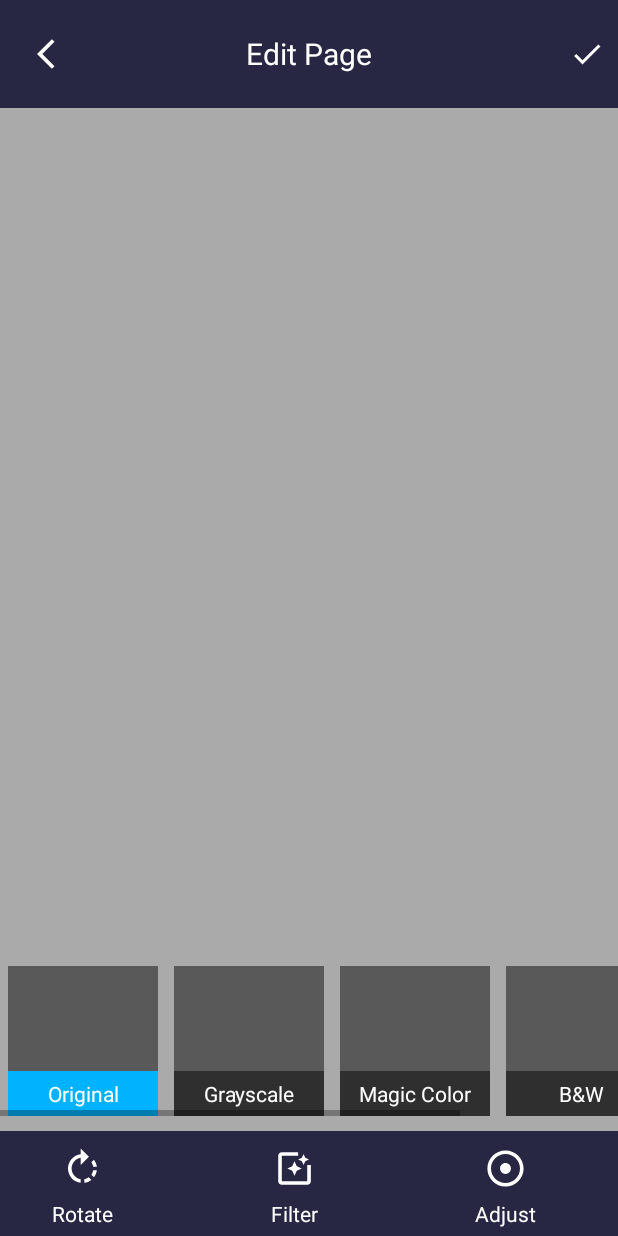
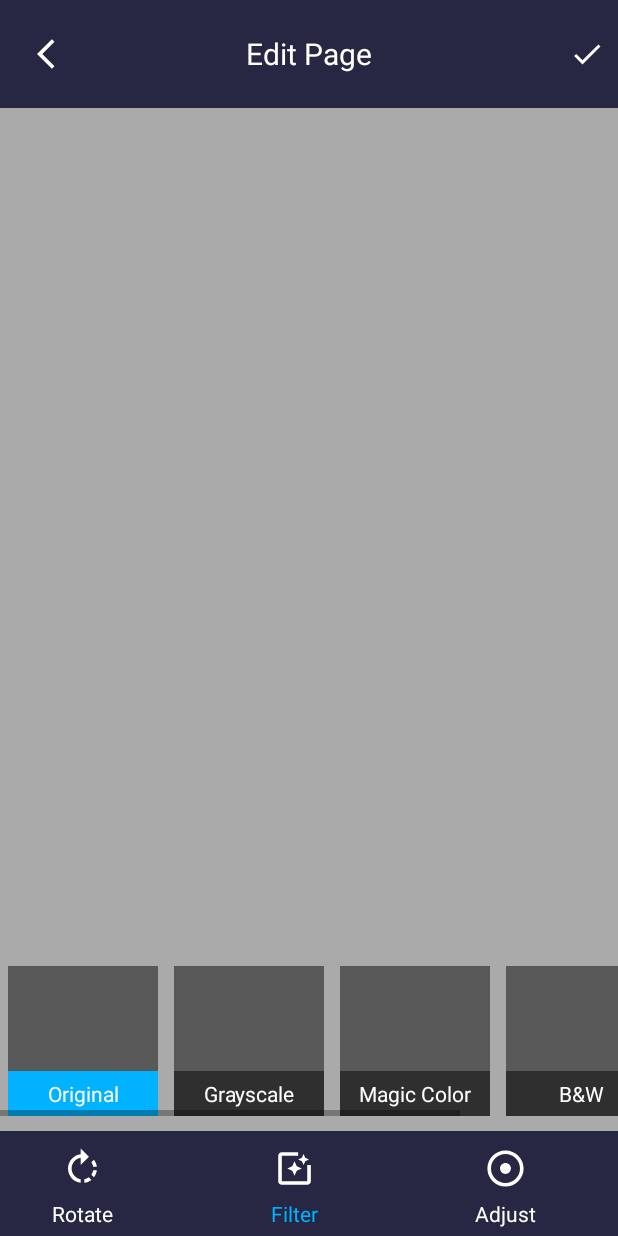
Before and after one commit to duyctinn2000/PDF-Scanner, an Android app: the fragment EditFragment placed in its activity, on a phone screen of 412 x 824 dp. Run offline under Robolectric (Android 15) with nearby library versions, the phone set to English and light mode, and no system bars; libraries missing offline, so code that uses them is left out: org.opencv.android, org.opencv.core, org.opencv.imgproc, org.opencv.utils; network calls fail; 27 statements that could not run were skipped.

Commit message:
add adjust filter

```diff
--- a/app/src/main/java/com/example/pdfscanner/CropFragment.java
+++ b/app/src/main/java/com/example/pdfscanner/CropFragment.java
@@ -9,6 +9,7 @@ import android.graphics.Color;
 import android.graphics.Matrix;
 import android.graphics.drawable.ColorDrawable;
 import android.os.Bundle;
+import android.util.Log;
 import android.view.Gravity;
 import android.view.LayoutInflater;
 import android.view.View;
@@ -281,6 +282,12 @@ public class CropFragment extends Fragment {
 
         int resultWidth = (int) (Math.max(getPointsDistance(topLeft, topRight) , getPointsDistance(bottomLeft, bottomRight)));
         int resultHeight = (int) (Math.max(getPointsDistance(topLeft, bottomLeft) , getPointsDistance(topRight, bottomRight)));
+        if (resultWidth>1024) {
+            float resultScale = (float) resultWidth/1024;
+            resultWidth = 1024;
+            resultHeight = (int) (resultHeight/resultScale);
+        }
+        Log.i("131231",resultWidth+ " "+ resultHeight);
         Mat outputMat = new Mat(resultWidth, resultHeight, CvType.CV_8UC1);
 
         Point ocvPOut1 = new Point(0, 0);
--- a/app/src/main/java/com/example/pdfscanner/EditFragment.java
+++ b/app/src/main/java/com/example/pdfscanner/EditFragment.java
@@ -12,11 +12,14 @@ import android.view.LayoutInflater;
 import android.view.View;
 import android.view.ViewGroup;
 import android.widget.Button;
+import android.widget.HorizontalScrollView;
 import android.widget.ImageView;
+import android.widget.SeekBar;
 import android.widget.TextView;
 
 import androidx.annotation.NonNull;
 import androidx.annotation.Nullable;
+import androidx.constraintlayout.widget.ConstraintLayout;
 import androidx.fragment.app.Fragment;
 
 import java.util.Objects;
@@ -24,12 +27,17 @@ import java.util.Objects;
 public class EditFragment extends Fragment {
     private Button rotateButton, filterButton, backButton, checkButton, adjustButton, saveButton, cancelButton;
     private ImageView editImage, originalImage , grayImage, bwImage, smoothImage, magicImage;;
-    private Bitmap originalBitmap, cropBitmap;
+    private Bitmap originalBitmap,cropBitmap, grayBitmap, bwBitmap, smoothBitmap, magicBitmap;
     private Bitmap editBitmap;
-    private TextView originalText, grayText, magicText, bwText, smoothText, filterText, adjustText;
+    private Bitmap adjustBitmap;
+    private TextView originalText, grayText, magicText, bwText, smoothText, filterText, adjustText, brightText, contrastText;
+    private HorizontalScrollView filterView;
+    private ConstraintLayout adjustView;
+    private SeekBar contrastBar, brightBar;
     private Dialog checkDialog;
     private FormSingleton formSingleton;
     private Filter filter;
+    private int contrastValue, brightValue;
 
     public static EditFragment newInstance() {
         EditFragment fragment = new EditFragment();
@@ -55,12 +63,20 @@ public class EditFragment extends Fragment {
         checkButton = v.findViewById(R.id.edit_check);
         adjustButton = v.findViewById(R.id.adjustButton);
         filterButton = v.findViewById(R.id.filterButton);
+        adjustText = v.findViewById(R.id.adjustTextView);
+        filterText = v.findViewById(R.id.filterTextView);
         originalImage = v.findViewById(R.id.originalImageView);
         grayImage = v.findViewById(R.id.grayImageView);
         bwImage = v.findViewById(R.id.bwImageView);
         smoothImage = v.findViewById(R.id.smoothImageView);
         magicImage = v.findViewById(R.id.magicImageView);
         editImage = v.findViewById(R.id.image_edit);
+        contrastBar = v.findViewById(R.id.contrastSeekBar);
+        brightBar = v.findViewById(R.id.brightnessSeekBar);
+        adjustView = v.findViewById(R.id.adjustView);
+        filterView = v.findViewById(R.id.filterView);
+        brightText = v.findViewById(R.id.brightnessText);
+        contrastText = v.findViewById(R.id.contrastText);
         checkDialog = new Dialog(getActivity());
         checkDialog.setContentView(R.layout.dialog_save);
         checkDialog.getWindow().setBackgroundDrawable(new ColorDrawable(Color.TRANSPARENT));
@@ -76,51 +92,63 @@ public class EditFragment extends Fragment {
         magicText = v.findViewById(R.id.magicTextView);
 
         originalImage.setImageBitmap(originalBitmap);
-        grayImage.setImageBitmap(applyFilter("Gray"));
-        bwImage.setImageBitmap(applyFilter("BW"));
-        smoothImage.setImageBitmap(applyFilter("Smooth"));
-        magicImage.setImageBitmap(applyFilter("Magic"));
+        grayBitmap = filter.getGrayBitmap();
+        grayImage.setImageBitmap(grayBitmap);
+        bwBitmap = filter.getBWBitmap();
+        bwImage.setImageBitmap(bwBitmap);
+        smoothBitmap = filter.getSmoothBitmap();
+        smoothImage.setImageBitmap(smoothBitmap);
+        magicBitmap = filter.getMagicColorBitmap();
+        magicImage.setImageBitmap(magicBitmap);
 
         editBitmap = originalBitmap.copy(originalBitmap.getConfig(), true);
         setSelectedFilter(originalText);
         editImage.setImageBitmap(editBitmap);
 
+        brightValue = 50;
+        contrastValue = 50;
+
         originalImage.setOnClickListener(new View.OnClickListener() {
             @Override
             public void onClick(View v) {
+                editBitmap = originalBitmap.copy(originalBitmap.getConfig(), true);
                 setSelectedFilter(originalText);
-                editImage.setImageBitmap(applyFilter("No"));
+                editImage.setImageBitmap(editBitmap);
             }
         });
 
         grayImage.setOnClickListener(new View.OnClickListener() {
             @Override
             public void onClick(View v) {
+                editBitmap = grayBitmap.copy(grayBitmap.getConfig(), true);
                 setSelectedFilter(grayText);
-                editImage.setImageBitmap(applyFilter("Gray"));
+                editImage.setImageBitmap(editBitmap);
             }
         });
 
         magicImage.setOnClickListener(new View.OnClickListener() {
             @Override
             public void onClick(View v) {
+                editBitmap = magicBitmap.copy(magicBitmap.getConfig(), true);
                 setSelectedFilter(magicText);
-                editImage.setImageBitmap(applyFilter("Magic"));
+                editImage.setImageBitmap(editBitmap);
             }
         });
 
         bwImage.setOnClickListener(new View.OnClickListener() {
             @Override
             public void onClick(View v) {
+                editBitmap = bwBitmap.copy(bwBitmap.getConfig(), true);
                 setSelectedFilter(bwText);
-                editImage.setImageBitmap(applyFilter("BW"));
+                editImage.setImageBitmap(editBitmap);
             }
         });
         smoothImage.setOnClickListener(new View.OnClickListener() {
             @Override
             public void onClick(View v) {
+                editBitmap = smoothBitmap.copy(smoothBitmap.getConfig(), true);
                 setSelectedFilter(smoothText);
-                editImage.setImageBitmap(applyFilter("Smooth"));
+                editImage.setImageBitmap(editBitmap);
             }
         });
 
@@ -161,7 +189,80 @@ public class EditFragment extends Fragment {
             }
         });
 
+
+        adjustButton.setOnClickListener(new View.OnClickListener() {
+            @Override
+            public void onClick(View v) {
+                adjustBitmap = editBitmap.copy(editBitmap.getConfig(), true);
+                contrastBar.setProgress(50);
+                brightBar.setProgress(50);
+                brightValue = 50;
+                contrastValue = 50;
+                contrastText.setText(String.valueOf(50));
+                brightText.setText(String.valueOf(50));
+                adjustText.setTextColor(getResources().getColor(R.color.primary));
+                filterText.setTextColor(getResources().getColor(R.color.white));
+                filterView.setVisibility(View.GONE);
+                adjustView.setVisibility(View.VISIBLE);
+            }
+        });
+
+        filterButton.setOnClickListener(new View.OnClickListener() {
+            @Override
+            public void onClick(View v) {
+                if (adjustBitmap!=null) {
+                    adjustBitmap.recycle();
+                    adjustBitmap = null;
+                }
+                filterText.setTextColor(getResources().getColor(R.color.primary));
+                adjustText.setTextColor(getResources().getColor(R.color.white));
+                adjustView.setVisibility(View.GONE);
+                filterView.setVisibility(View.VISIBLE);
+            }
+        });
+
+        contrastBar.setOnSeekBarChangeListener(new SeekBar.OnSeekBarChangeListener() {
+
+            @Override
+            public void onProgressChanged(SeekBar seekBar, int progress, boolean fromUser) {
+                contrastText.setText(String.valueOf(progress));
+                contrastValue = progress;
+                editBitmap = filter.getAdjustBitmap(adjustBitmap,contrastValue,brightValue);
+                editImage.setImageBitmap(editBitmap);
+            }
+
+            @Override
+            public void onStartTrackingTouch(SeekBar seekBar) {
+
+            }
+
+            @Override
+            public void onStopTrackingTouch(SeekBar seekBar) {
+
+            }
+        });
+
+        brightBar.setOnSeekBarChangeListener(new SeekBar.OnSeekBarChangeListener() {
+
+            @Override
+            public void onProgressChanged(SeekBar seekBar, int progress, boolean fromUser) {
+                brightText.setText(String.valueOf(progress));
+                brightValue = progress;
+                editBitmap = filter.getAdjustBitmap(adjustBitmap,contrastValue,brightValue);
+                editImage.setImageBitmap(editBitmap);
+            }
+
+            @Override
+            public void onStartTrackingTouch(SeekBar seekBar) {
+
+            }
+
+            @Override
+            public void onStopTrackingTouch(SeekBar seekBar) {
+            }
+        });
         return v;
+
     }
 
     @Override
@@ -170,6 +271,31 @@ public class EditFragment extends Fragment {
         if (editBitmap != null) {
             editBitmap.recycle();
             editBitmap = null;
+        }
+
+        if (grayBitmap != null) {
+            grayBitmap.recycle();
+            grayBitmap = null;
+        }
+
+        if (bwBitmap != null) {
+            bwBitmap.recycle();
+            bwBitmap = null;
+        }
+
+        if (magicBitmap != null) {
+            magicBitmap.recycle();
+            magicBitmap = null;
+        }
+
+        if (smoothBitmap != null) {
+            smoothBitmap.recycle();
+            smoothBitmap = null;
+        }
+
+        if (adjustBitmap != null) {
+            adjustBitmap.recycle();
+            adjustBitmap = null;
         }
     }
 
@@ -180,28 +306,10 @@ public class EditFragment extends Fragment {
             originalBitmap.recycle();
             originalBitmap = null;
         }
+        if (filter != null) {
+            filter.Recycle();
+        }
 
-    }
-
-    private Bitmap applyFilter(String filterName) {
-        Bitmap filterBitmap = null;
-
-        if (filterName.equals("Gray")) {
-            filterBitmap = filter.getGrayBitmap();
-        }
-        else if (filterName.equals("Smooth")) {
-            filterBitmap = filter.getSmoothBitmap();
-        }
-        else if (filterName.equals("Magic")) {
-            filterBitmap = filter.getMagicColorBitmap();
-        }
-        else if (filterName.equals("BW")) {
-            filterBitmap = filter.getBWBitmap();
-        }
-        else {
-            filterBitmap = originalBitmap.copy(originalBitmap.getConfig(), true);
-        }
-        return filterBitmap;
     }
 
     private void setSelectedFilter(TextView selectedText) {
--- a/app/src/main/res/layout/fragment_edit.xml
+++ b/app/src/main/res/layout/fragment_edit.xml
@@ -224,7 +224,7 @@
             android:layout_height="wrap_content"
             android:layout_marginHorizontal="20dp"
             app:layout_constraintBottom_toBottomOf="@+id/brightnessImageView"
-            app:layout_constraintEnd_toEndOf="parent"
+            app:layout_constraintEnd_toEndOf="@id/brightnessText"
             app:layout_constraintStart_toEndOf="@+id/brightnessImageView"
             app:layout_constraintTop_toTopOf="@+id/brightnessImageView" />
 
@@ -234,9 +234,29 @@
             android:layout_height="wrap_content"
             android:layout_marginHorizontal="20dp"
             app:layout_constraintBottom_toBottomOf="@+id/contrastImageView"
-            app:layout_constraintEnd_toEndOf="parent"
+            app:layout_constraintEnd_toEndOf="@+id/contrastText"
             app:layout_constraintStart_toEndOf="@+id/contrastImageView"
             app:layout_constraintTop_toTopOf="@+id/contrastImageView" />
+
+        <TextView
+            android:id="@+id/brightnessText"
+            android:layout_width="wrap_content"
+            android:layout_height="wrap_content"
+            app:layout_constraintBottom_toBottomOf="@+id/brightnessImageView"
+            app:layout_constraintTop_toTopOf="@+id/brightnessImageView"
+            android:text="50"
+            android:layout_marginEnd="10dp"
+            app:layout_constraintEnd_toEndOf="parent" />
+
+        <TextView
+            android:id="@+id/contrastText"
+            android:layout_width="wrap_content"
+            android:layout_height="wrap_content"
+            app:layout_constraintBottom_toBottomOf="@+id/contrastImageView"
+            app:layout_constraintTop_toTopOf="@+id/contrastImageView"
+            android:text="50"
+            android:layout_marginEnd="10dp"
+            app:layout_constraintEnd_toEndOf="parent" />
 
     </androidx.constraintlayout.widget.ConstraintLayout>
 
@@ -294,7 +314,7 @@
             android:layout_height="wrap_content"
             android:layout_marginBottom="5dp"
             android:text="Filter"
-            android:textColor="@color/white"
+            android:textColor="@color/primary"
             app:layout_constraintBottom_toBottomOf="parent"
             app:layout_constraintEnd_toEndOf="@+id/filterButton"
             app:layout_constraintStart_toStartOf="@+id/filterButton" />
```
Also changed, not shown: app/src/main/java/com/example/pdfscanner/Filter.java (+25 -0 lines).
